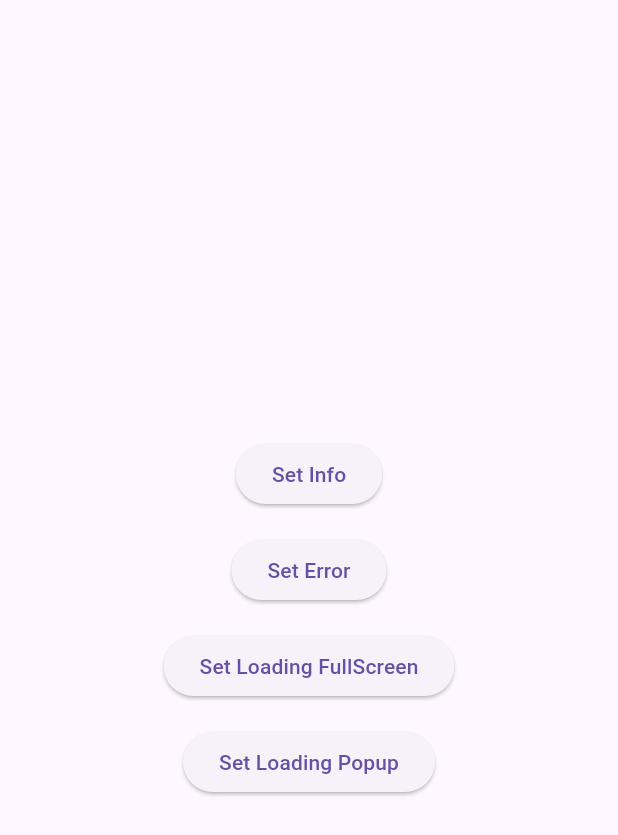
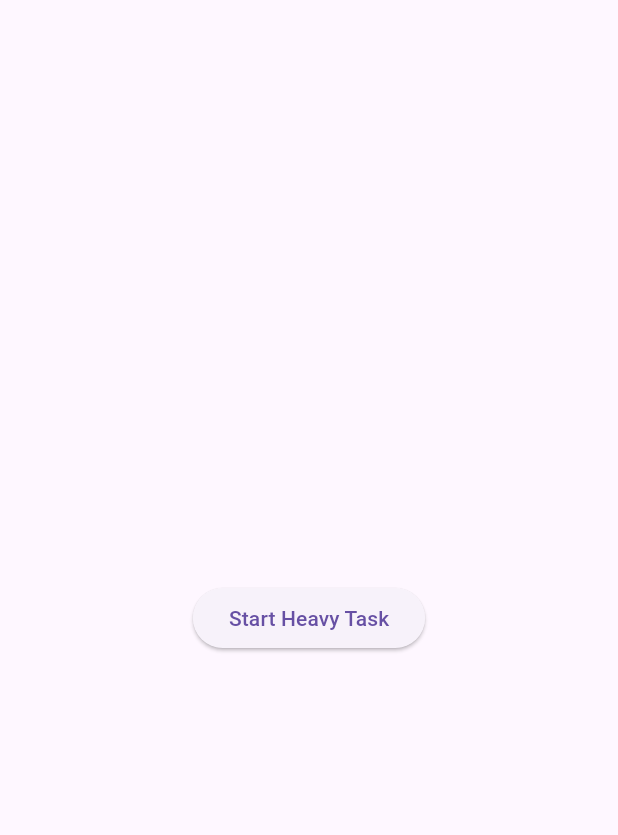
Before and after one commit to Auja-Der-Freizeitplaner/flutter_user_state_notifier, a Flutter app: the screen it shows after launch, on a phone screen of 412 x 824 dp. Shown: the top 835 px of the screen. Run offline on Flutter 3.47's test engine with Material 3 defaults, Android fonts, the phone set to English and light mode, and no system bars; generated files the repository leaves out were written again; project files that could hold a hidden picture were left out.

Commit message:
Added Localization to Example && Expanded Example

```diff
--- /dev/null
+++ b/example/lib/l10n/app_de.arb
@@ -0,0 +1,13 @@
+{
+  "btn_okay": "Okay",
+  "btn_retry": "Wiederholen",
+  "btn_start_heavy_task": "Starte Heavy Task",
+  "generic_error_caption": "Ups!",
+  "generic_error_description": "Etwas ist schief gelaufen",
+  "generic_loading_caption": "Laden",
+  "generic_loading_description": "Hab einen moment Geduld...",
+  "heavy_task_success_info_caption": "Sehr gut",
+  "heavy_task_success_info_description": "Heavy Task mit Id {id} abgeschlossen",
+  "heavy_task_success_loading_description": "Heavy Task wird ausgeführt",
+  "heavy_task_success_error_description": "Der Heavy Task ist auf einen Fehler gelaufen"
+}
--- /dev/null
+++ b/example/lib/l10n/app_en.arb
@@ -0,0 +1,13 @@
+{
+  "btn_okay": "Okay",
+  "btn_retry": "Retry",
+  "btn_start_heavy_task": "Start Heavy Task",
+  "generic_error_caption": "Oops!",
+  "generic_error_description": "Something went wrong",
+  "generic_loading_caption": "Loading",
+  "generic_loading_description": "Please wait...",
+  "heavy_task_success_info_caption": "Nice",
+  "heavy_task_success_info_description": "Heavy Task finished with Id {id}",
+  "heavy_task_success_loading_description": "Heavy Task is being executed",
+  "heavy_task_success_error_description": "Processing the Heavy Task resulted in an error"
+}
--- /dev/null
+++ b/example/lib/src/core/app/app.dart
@@ -0,0 +1,17 @@
+import 'package:example/src/features/heavy_task/presentation/heavy_task_screen.dart';
+import 'package:flutter/material.dart';
+import 'package:flutter_user_state_notifier/flutter_user_state_notifier.dart';
+import 'package:flutter_gen/gen_l10n/app_localizations.dart';
+
+class App extends StatelessWidget {
+  const App({super.key});
+
+  @override
+  Widget build(BuildContext context) {
+    return const MaterialApp(
+      localizationsDelegates: AppLocalizations.localizationsDelegates,
+      supportedLocales: AppLocalizations.supportedLocales,
+      home: UserStateListener(child: HeavyTaskScreen()),
+    );
+  }
+}
--- a/example/lib/src/domain/messages/custom_info_reason.dart
+++ /dev/null
@@ -1,14 +0,0 @@
-import 'package:flutter/material.dart';
-import 'package:flutter_user_state_notifier/flutter_user_state_notifier.dart';
-
-class CustomInfoReason extends InfoReason {
-  @override
-  String getDescription(BuildContext context) {
-    return "My Custom Info popup";
-  }
-
-  @override
-  String getCaption(BuildContext context) {
-    return "Info";
-  }
-}
--- /dev/null
+++ b/example/lib/src/features/heavy_task/domain/messages/heavy_task_failed_error.dart
@@ -0,0 +1,17 @@
+import 'package:flutter/src/widgets/framework.dart';
+import 'package:flutter_user_state_notifier/flutter_user_state_notifier.dart';
+import 'package:flutter_gen/gen_l10n/app_localizations.dart';
+
+class HeavyTaskFailedError extends ErrorReason {
+  HeavyTaskFailedError({super.onConfirm});
+
+  @override
+  String getDescription(BuildContext context) {
+    return AppLocalizations.of(context)!.heavy_task_success_error_description;
+  }
+
+  @override
+  String getButtonLabel(BuildContext context) {
+    return AppLocalizations.of(context)!.btn_retry;
+  }
+}
--- a/example/lib/src/domain/messages/custom_loading_reason.dart
+++ b/example/lib/src/features/heavy_task/domain/messages/heavy_task_loading.dart
@@ -1,8 +1,9 @@
 import 'package:flutter/material.dart';
 import 'package:flutter_user_state_notifier/flutter_user_state_notifier.dart';
+import 'package:flutter_gen/gen_l10n/app_localizations.dart';
 
-class CustomLoadingReason extends LoadingReason {
-  CustomLoadingReason({required bool isFullScreen})
+class HeavyTaskLoading extends LoadingReason {
+  HeavyTaskLoading({required bool isFullScreen})
       : _isFullScreen = isFullScreen;
   final bool _isFullScreen;
 
@@ -10,6 +11,6 @@ class CustomLoadingReason extends LoadingReason {
   bool get isFullScreen => _isFullScreen;
   @override
   String getDescription(BuildContext context) {
-    return "My Custom Loading popup";
+    return AppLocalizations.of(context)!.generic_loading_description;
   }
 }
--- /dev/null
+++ b/example/lib/src/features/heavy_task/domain/messages/heavy_task_success_info.dart
@@ -0,0 +1,19 @@
+import 'package:flutter/material.dart';
+import 'package:flutter_user_state_notifier/flutter_user_state_notifier.dart';
+import 'package:flutter_gen/gen_l10n/app_localizations.dart';
+
+class HeavyTaskSuccessInfo extends InfoReason {
+  HeavyTaskSuccessInfo(this.id);
+
+  final int id;
+
+  @override
+  String getDescription(BuildContext context) {
+    return AppLocalizations.of(context)!.heavy_task_success_info_description(id);
+  }
+
+  @override
+  String getCaption(BuildContext context) {
+    return AppLocalizations.of(context)!.heavy_task_success_info_caption;
+  }
+}
--- /dev/null
+++ b/example/lib/src/features/heavy_task/domain/usecase/heavy_task.dart
@@ -0,0 +1,23 @@
+import 'dart:math';
+
+import 'package:example/src/features/heavy_task/domain/messages/heavy_task_failed_error.dart';
+import 'package:example/src/features/heavy_task/domain/messages/heavy_task_success_info.dart';
+import 'package:example/src/features/heavy_task/domain/messages/heavy_task_loading.dart';
+import 'package:flutter_user_state_notifier/flutter_user_state_notifier.dart';
+
+class HeavyTask {
+  const HeavyTask(this.notifier);
+  final UserStateService notifier;
+
+  Future<void> call() async {
+    notifier.setLoading(HeavyTaskLoading(isFullScreen: false));
+    await Future.delayed(const Duration(seconds: 2));
+    final success = Random().nextBool();
+    if (success) {
+      final id = Random().nextInt(1024);
+      notifier.setInfo(HeavyTaskSuccessInfo(id));
+    } else {
+      notifier.setError(HeavyTaskFailedError(onConfirm: call));
+    }
+  }
+}
--- /dev/null
+++ b/example/lib/src/features/heavy_task/presentation/heavy_task_screen.dart
@@ -0,0 +1,25 @@
+import 'package:example/src/features/heavy_task/domain/usecase/heavy_task.dart';
+import 'package:flutter/material.dart';
+import 'package:flutter_user_state_notifier/flutter_user_state_notifier.dart';
+import 'package:flutter_gen/gen_l10n/app_localizations.dart';
+
+class HeavyTaskScreen extends StatelessWidget {
+  const HeavyTaskScreen({super.key});
+
+  @override
+  Widget build(BuildContext context) {
+    return Scaffold(
+      body: Center(
+        child: Column(
+          mainAxisSize: MainAxisSize.min,
+          children: [
+            ElevatedButton(
+              onPressed: HeavyTask(context.userStateService).call,
+              child: Text(AppLocalizations.of(context)!.btn_start_heavy_task),
+            ),
+          ],
+        ),
+      ),
+    );
+  }
+}
--- a/example/lib/src/presentation/app.dart
+++ /dev/null
@@ -1,53 +0,0 @@
-import 'package:example/src/domain/messages/custom_info_reason.dart';
-import 'package:example/src/domain/messages/custom_loading_reason.dart';
-import 'package:flutter/material.dart';
-import 'package:flutter_user_state_notifier/flutter_user_state_notifier.dart';
-
-class App extends StatelessWidget {
-  const App({super.key});
-
-  @override
-  Widget build(BuildContext context) {
-    return MaterialApp(
-      home: UserStateListener(
-        child: Scaffold(
-          body: Center(
-            child: Column(
-              mainAxisSize: MainAxisSize.min,
-              children: [
-                ElevatedButton(
-                    onPressed: () =>
-                        context.userStateService.setInfo(CustomInfoReason()),
-                    child: const Text("Set Info")),
-                const SizedBox(height: 16),
-                ElevatedButton(
-                    onPressed: () => context.userStateService.setError(),
-                    child: const Text("Set Error")),
-                const SizedBox(height: 16),
-                ElevatedButton(
-                    onPressed: () async {
-                      final service = context.userStateService;
-                      service
-                          .setLoading(CustomLoadingReason(isFullScreen: true));
-                      await Future.delayed(const Duration(seconds: 4));
-                      service.reset();
-                    },
-                    child: const Text("Set Loading FullScreen")),
-                const SizedBox(height: 16),
-                ElevatedButton(
-                    onPressed: () async {
-                      final service = context.userStateService;
-                      service
-                          .setLoading(CustomLoadingReason(isFullScreen: false));
-                      await Future.delayed(const Duration(seconds: 4));
-                      service.reset();
-                    },
-                    child: const Text("Set Loading Popup")),
-              ],
-            ),
-          ),
-        ),
-      ),
-    );
-  }
-}
--- a/example/pubspec.yaml
+++ b/example/pubspec.yaml
@@ -9,6 +9,8 @@ environment:
 dependencies:
   flutter:
     sdk: flutter
+  flutter_localizations:
+    sdk: flutter
   flutter_user_state_notifier:
     path: ./..
 
@@ -19,3 +21,4 @@ dev_dependencies:
 
 flutter:
   uses-material-design: true
+  generate: true
--- /dev/null
+++ b/l10n.yaml
@@ -0,0 +1,3 @@
+arb-dir: lib/l10n
+template-arb-file: app_en.arb
+output-localization-file: app_localizations.dart
--- a/lib/flutter_user_state_notifier.dart
+++ b/lib/flutter_user_state_notifier.dart
@@ -6,3 +6,4 @@ export 'src/presentation/user_state_build_context_extension.dart';
 export 'src/domain/model/error_reason.dart';
 export 'src/domain/model/info_reason.dart';
 export 'src/domain/model/loading_reason.dart';
+export 'src/domain/service/user_state_service.dart';
--- a/lib/src/domain/model/loading_reason.dart
+++ b/lib/src/domain/model/loading_reason.dart
@@ -6,7 +6,7 @@ abstract class LoadingReason extends Reason {
   bool get isFullScreen => false;
 
   String getCaption(BuildContext context) =>
-      UserStateProvider.of(context).onGenerateGenericLoadingDescription(context);
+      UserStateProvider.of(context).onGenerateGenericLoadingCaption(context);
 
   String getDescription(BuildContext context) =>
       UserStateProvider.of(context).onGenerateGenericLoadingDescription(context);
--- a/lib/src/presentation/user_state_build_context_extension.dart
+++ b/lib/src/presentation/user_state_build_context_extension.dart
@@ -1,6 +1,5 @@
 import 'package:flutter/material.dart';
 import 'package:flutter_user_state_notifier/flutter_user_state_notifier.dart';
-import 'package:flutter_user_state_notifier/src/domain/service/user_state_service.dart';
 
 extension UserStateBuildContextExtension on BuildContext {
   UserStateService get userStateService =>
--- a/lib/src/presentation/user_state_listener.dart
+++ b/lib/src/presentation/user_state_listener.dart
@@ -81,11 +81,11 @@ class _UserStateListenerState extends State<UserStateListener> {
     if (!isCurrent) return;
     final service = context.userStateService;
 
-    Future<void> Function() onConfirm(FutureOr<void> Function()? onConfirm) =>
+    Future<void> Function() onConfirm(VoidCallback? onConfirm) =>
         () async {
           void pop() => Navigator.of(context).pop();
           service.reset();
-          await onConfirm?.call();
+          onConfirm?.call();
           pop();
         };
 
--- a/lib/src/presentation/user_state_provider.dart
+++ b/lib/src/presentation/user_state_provider.dart
@@ -1,6 +1,5 @@
 import 'package:flutter/material.dart';
 import 'package:flutter_user_state_notifier/flutter_user_state_notifier.dart';
-import 'package:flutter_user_state_notifier/src/domain/service/user_state_service.dart';
 
 class UserStateProvider extends InheritedWidget {
   UserStateProvider({
```
Also changed, not shown: example/lib/main.dart (+12 -6 lines), example/pubspec.lock.
